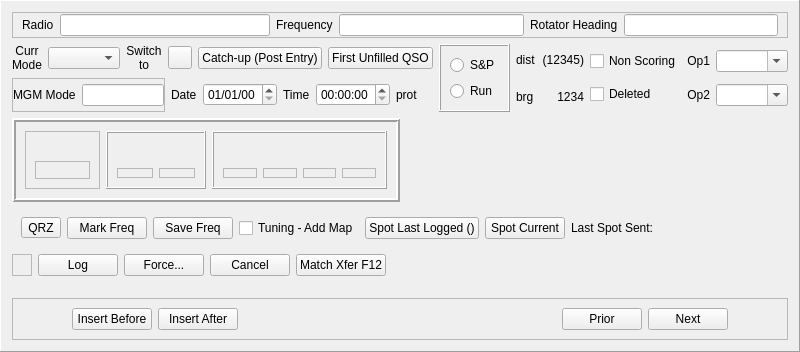
Rsclub22/Minos2-Mirror, file mqt/MqtLogger/qsologframe.ui: the form before one commit.
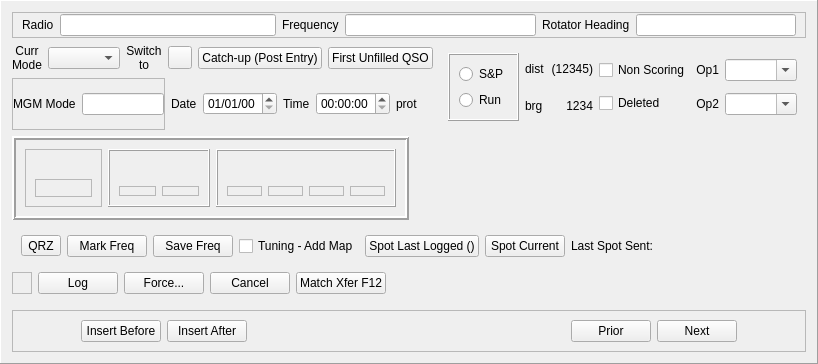
The form after the commit. Custom widgets are drawn as their Qt base class.

The edit to the form file:
```diff
--- a/mqt/MqtLogger/qsologframe.ui
+++ b/mqt/MqtLogger/qsologframe.ui
@@ -6,8 +6,8 @@
    <rect>
     <x>0</x>
     <y>0</y>
-    <width>764</width>
-    <height>352</height>
+    <width>817</width>
+    <height>364</height>
    </rect>
   </property>
   <property name="minimumSize">
@@ -111,7 +111,7 @@
     </widget>
    </item>
    <item>
-    <layout class="QHBoxLayout" name="horizontalLayout_3" stretch="0,0,0,0,0,0">
+    <layout class="QHBoxLayout" name="horizontalLayout_25">
      <item>
       <layout class="QVBoxLayout" name="verticalLayout_2">
        <item>
@@ -308,6 +308,9 @@
       </layout>
      </item>
      <item>
+      <widget class="QFrame" name="RHSFrame">
+       <layout class="QHBoxLayout" name="horizontalLayout_3">
+        <item>
       <widget class="QFrame" name="tabSandPframe">
        <property name="minimumSize">
         <size>
@@ -481,6 +484,9 @@
         </layout>
        </item>
       </layout>
+        </item>
+       </layout>
+      </widget>
      </item>
      <item>
       <spacer name="horizontalSpacer_6">
```
Lines whose indentation alone changed are shown as unchanged.
